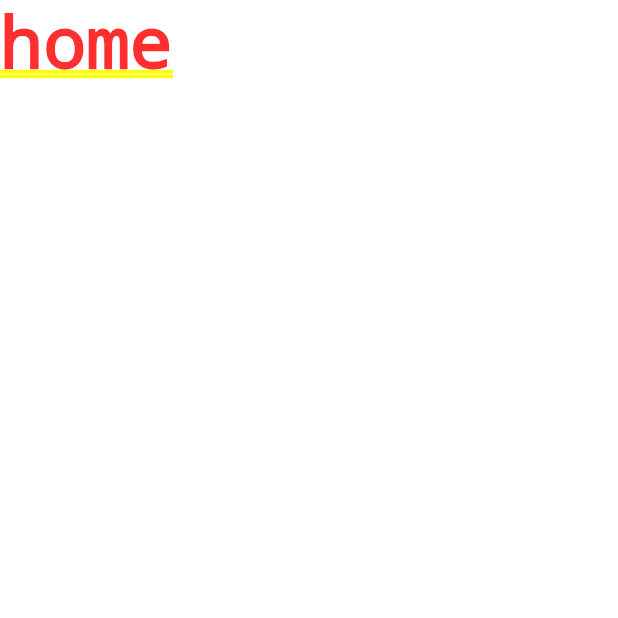
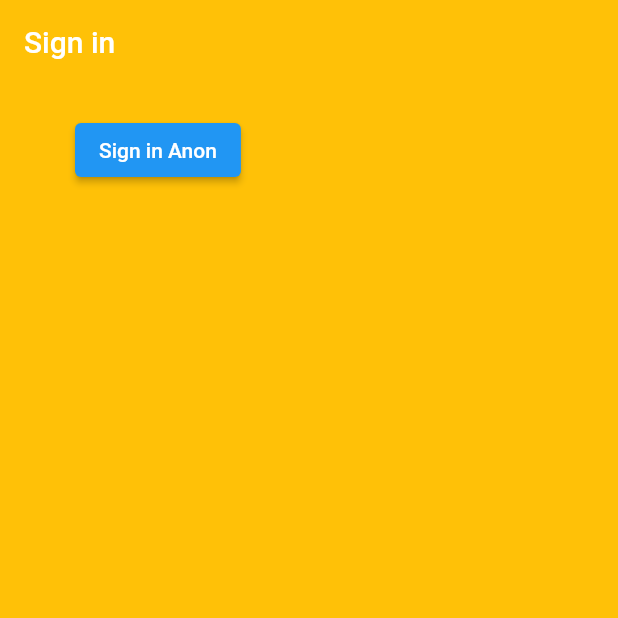
Before and after one commit to aarzooc/Social-Media-App, a Flutter app: the screen it shows after launch, on a phone screen of 412 x 824 dp, the top half of it. Run offline on Flutter 3.47's test engine with Material 2 defaults, Android fonts, the light colour scheme and no system bars; our stand-ins replace firebase_auth; accounts and stored records are empty.

Commit message:
some progress

```diff
--- /dev/null
+++ b/lib/models/user.dart
@@ -0,0 +1,4 @@
+class User {
+  final String uid;
+  User({required this.uid});
+}
--- a/lib/screens/authenticate/authenticate.dart
+++ b/lib/screens/authenticate/authenticate.dart
@@ -1,4 +1,5 @@
 import 'package:flutter/material.dart';
+import 'package:login/screens/authenticate/sign_in.dart';
 
 class Authenticate extends StatefulWidget {
   @override
@@ -9,7 +10,7 @@ class _AuthenticateState extends State<Authenticate> {
   @override
   Widget build(BuildContext context) {
     return Container(
-      child: Text('authenticate'),
+      child: SignIn(),
     );
   }
 }
--- /dev/null
+++ b/lib/screens/authenticate/sign_in.dart
@@ -0,0 +1,37 @@
+import 'package:flutter/material.dart';
+import 'package:login/services/auth.dart';
+
+class SignIn extends StatefulWidget {
+  @override
+  _SignInState createState() => _SignInState();
+}
+
+class _SignInState extends State<SignIn> {
+  final AuthService _auth = AuthService();
+
+  @override
+  Widget build(BuildContext context) {
+    return Scaffold(
+      backgroundColor: Colors.amber,
+      appBar: AppBar(
+        backgroundColor: Colors.amber,
+        elevation: 0.0,
+        title: Text('Sign in'),
+      ),
+      body: Container(
+        padding: EdgeInsets.symmetric(vertical: 20.0, horizontal: 50.0),
+        child: ElevatedButton(
+            child: Text('Sign in Anon'),
+            onPressed: () async {
+              dynamic result = await _auth.signInAnon();
+              if (result == null) {
+                print('Error signing in');
+              } else {
+                print('signed in');
+                print(result.uid);
+              }
+            }),
+      ),
+    );
+  }
+}
--- a/lib/screens/wrapper.dart
+++ b/lib/screens/wrapper.dart
@@ -1,10 +1,11 @@
 import 'package:flutter/material.dart';
+import 'package:login/screens/authenticate/authenticate.dart';
 import 'package:login/screens/home/home.dart';
 
 class Wrapper extends StatelessWidget {
   @override
   Widget build(BuildContext context) {
     //return either Home or Authenticate widget
-    return Home();
+    return Authenticate();
   }
 }
--- a/pubspec.yaml
+++ b/pubspec.yaml
@@ -28,6 +28,11 @@ dependencies:
   # The following adds the Cupertino Icons font to your application.
   # Use with the CupertinoIcons class for iOS style icons.
   cupertino_icons: ^1.0.2
+  firebase_auth: ^0.14.0+5
+  cloud_firestore: ^0.12.9+4
+  provider: ^5.0.0
+  splashscreen : 1.2.0
+  flutter_signin_button: ^1.0.0
 
 dev_dependencies:
   flutter_test:
```
Also changed, not shown: lib/services/auth.dart (added, +32 -0 lines), pubspec.lock, 1 other file.
